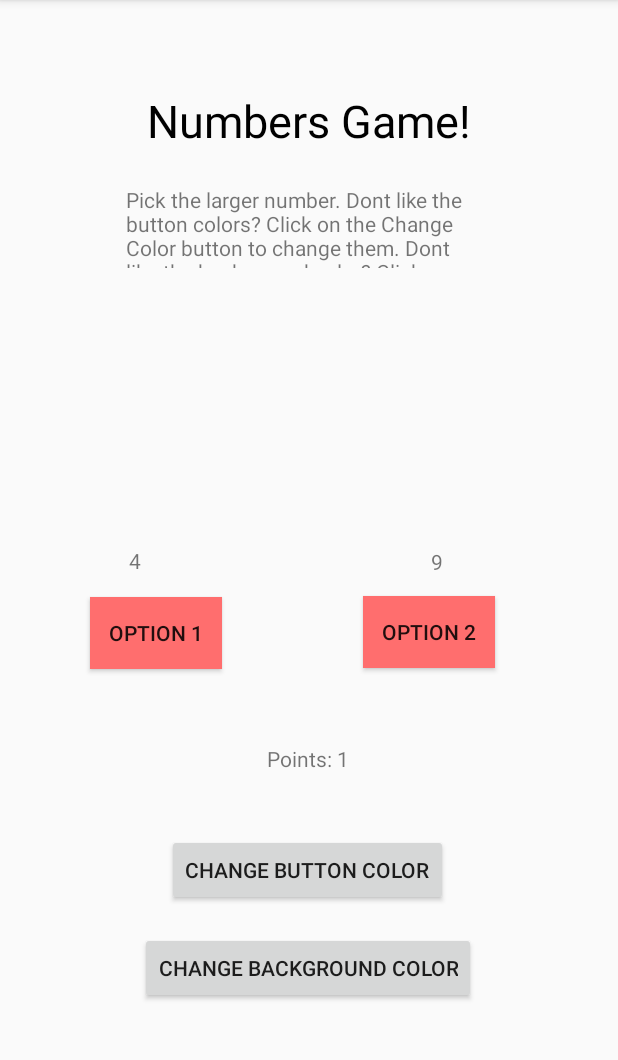
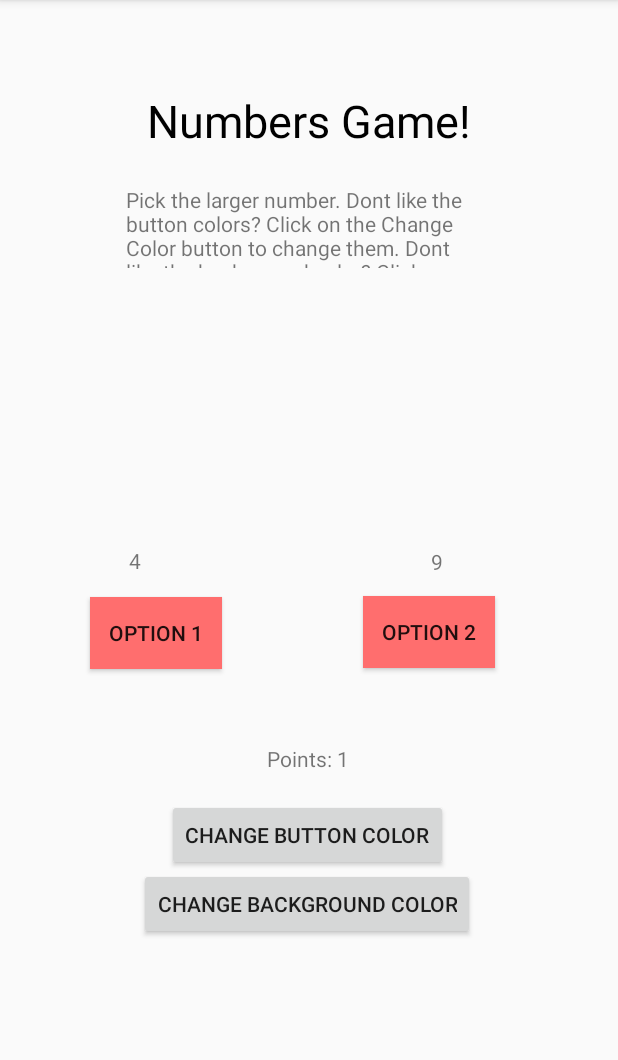
Before and after one commit to amanroa/Custom_App, an Android app: the screen it shows after launch (MainActivity), after a tap on "OPTION 1", on a phone screen of 412 x 824 dp, the part 84-1144 px from its top. Run offline under Robolectric (Android 15) with nearby library versions, the phone set to English and light mode, and no system bars; 1 other tap on this screen came first.

```diff
--- a/app/src/main/java/com/manroaaashni/custom_app/MainActivity.java
+++ b/app/src/main/java/com/manroaaashni/custom_app/MainActivity.java
@@ -5,6 +5,8 @@ import androidx.constraintlayout.widget.ConstraintLayout;
 
 import java.util.Random;
 
+import android.content.Context;
+import android.content.SharedPreferences;
 import android.graphics.Color;
 import android.os.Bundle;
 import android.view.View;
@@ -22,6 +24,8 @@ public class MainActivity extends AppCompatActivity {
     TextView points_txt;
     ConstraintLayout cl;
     int points;
+    SharedPreferences sharedPreferences;
+    SharedPreferences.Editor editor;
 
     Random rand = new Random();
     @Override
@@ -29,6 +33,9 @@ public class MainActivity extends AppCompatActivity {
         super.onCreate(savedInstanceState);
         setContentView(R.layout.activity_main);
         new_rand_numbers();
+        sharedPreferences = getSharedPreferences("Settings", Context.MODE_PRIVATE);
+        editor = sharedPreferences.edit();
+//        editor.clear();
         //use shared pref to save user names and score?
         bg_change = findViewById(R.id.bg_button);
         bg_change.setOnClickListener(new View.OnClickListener() {
@@ -94,6 +101,7 @@ public class MainActivity extends AppCompatActivity {
                 num1 = findViewById(R.id.num1);
                 num2 = findViewById(R.id.num2);
                 points_txt = findViewById(R.id.points_txt);
+                points = sharedPreferences.getInt("points", 0);
                 int val1 = Integer.parseInt((num1.getText()).toString());
                 int val2 = Integer.parseInt((num2.getText()).toString());
                 if (val1 >= val2){
@@ -106,6 +114,8 @@ public class MainActivity extends AppCompatActivity {
                     points_txt.setText("Points: " + points);
                     Toast.makeText(getApplicationContext(), "Incorrect!", Toast.LENGTH_SHORT).show();
                 }
+                editor.putInt("points", points);
+                editor.apply();
                 new_rand_numbers();
             }
         });
@@ -120,6 +130,7 @@ public class MainActivity extends AppCompatActivity {
                 points_txt = findViewById(R.id.points_txt);
                 int val1 = Integer.parseInt((num1.getText()).toString());
                 int val2 = Integer.parseInt((num2.getText()).toString());
+                points  = sharedPreferences.getInt("points", 0);
                 if (val1 <= val2){
                     points++;
                     points_txt.setText("Points: " + points);
@@ -130,6 +141,8 @@ public class MainActivity extends AppCompatActivity {
                     points_txt.setText("Points: " + points);
                     Toast.makeText(getApplicationContext(), "Incorrect!", Toast.LENGTH_SHORT).show();
                 }
+                editor.putInt("points", points);
+                editor.apply();
                 new_rand_numbers();
             }
         });
--- a/app/src/main/res/layout/game.xml
+++ b/app/src/main/res/layout/game.xml
@@ -16,7 +16,7 @@
         app:layout_constraintHorizontal_bias="0.497"
         app:layout_constraintStart_toStartOf="parent"
         app:layout_constraintTop_toTopOf="parent"
-        app:layout_constraintVertical_bias="0.79" />
+        app:layout_constraintVertical_bias="0.742" />
 
     <Button
         android:id="@+id/button1"
@@ -84,9 +84,9 @@
         android:text="@string/background_change"
         app:layout_constraintBottom_toBottomOf="parent"
         app:layout_constraintEnd_toEndOf="parent"
-        app:layout_constraintHorizontal_bias="0.498"
+        app:layout_constraintHorizontal_bias="0.497"
         app:layout_constraintStart_toStartOf="parent"
-        app:layout_constraintTop_toBottomOf="@+id/color_change"
-        app:layout_constraintVertical_bias="0.305" />
+        app:layout_constraintTop_toTopOf="parent"
+        app:layout_constraintVertical_bias="0.836" />
 
 </androidx.constraintlayout.widget.ConstraintLayout>
```
